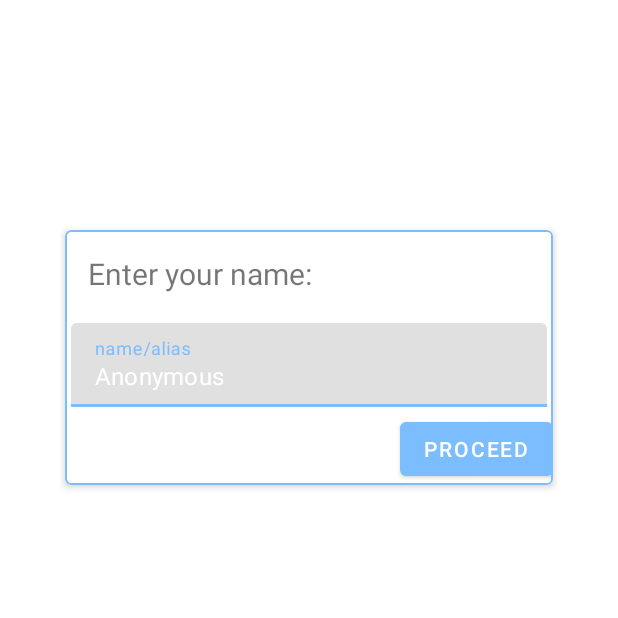
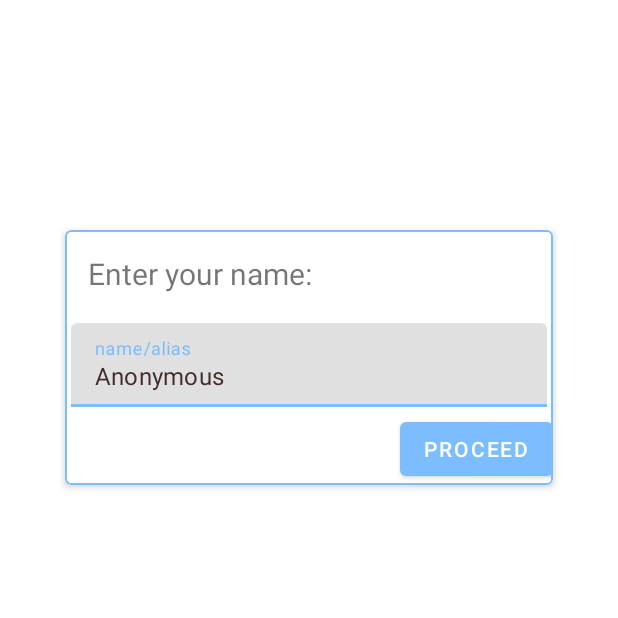
Before and after one commit to June-Han/GUTSHackathonTeam08, an Android app: the Name screen opened directly, with no data from a screen before it, on a phone screen of 412 x 824 dp, the top half of it. Run offline under Robolectric (Android 15) with nearby library versions, the phone set to English and light mode, and no system bars; Roboto replaces fonts that are not available here.

Commit message:
change namecard text color

```diff
--- a/Melody/app/src/main/res/layout/activity_name.xml
+++ b/Melody/app/src/main/res/layout/activity_name.xml
@@ -44,7 +44,8 @@
 
                 <com.google.android.material.textfield.TextInputEditText
                     android:layout_width="match_parent"
-                    android:layout_height="wrap_content" />
+                    android:layout_height="wrap_content"
+                    android:textColor="@color/textColorPrimary"/>
             </com.google.android.material.textfield.TextInputLayout>
 
             <com.google.android.material.button.MaterialButton
```
